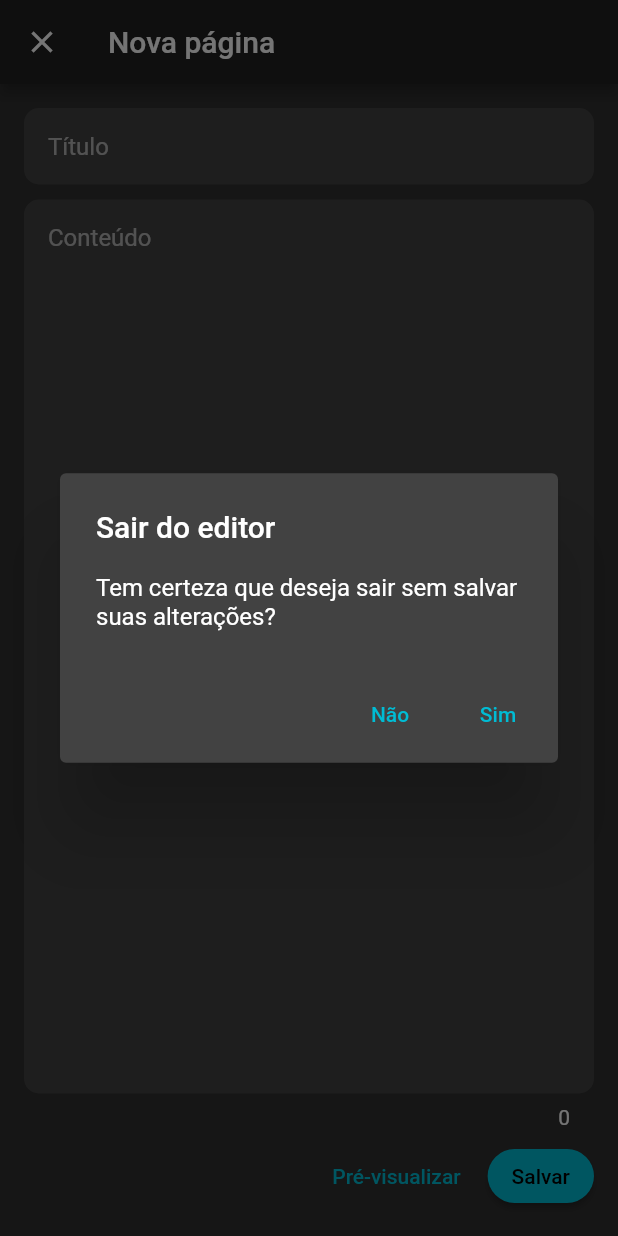
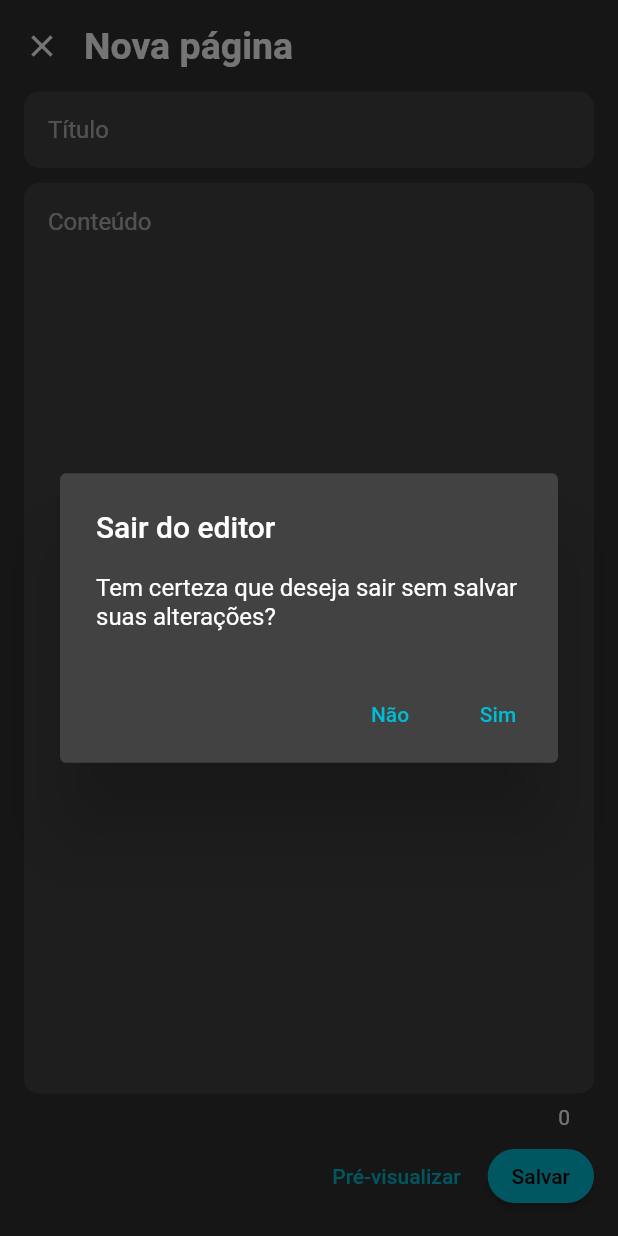
Before and after one commit to diegowinter/Notebook, a Flutter app: the PageComposerScreen screen opened directly with empty values, after a tap on the "close" icon, on a phone screen of 412 x 824 dp. Run offline on Flutter 3.47's test engine with Material 2 defaults, Android fonts, the phone set to English and light mode, and no system bars; our stand-ins replace flutter_markdown, shared_preferences; missing offline and left inert: markdown; accounts and stored records are empty.

Commit message:
change PageComposerScreen to use CustomScaffold

```diff
--- a/lib/screens/page_composer_screen.dart
+++ b/lib/screens/page_composer_screen.dart
@@ -1,4 +1,5 @@
 import 'package:flutter/material.dart';
+import 'package:notebook/widgets/custom_scaffold.dart';
 import 'package:provider/provider.dart';
 
 import '../providers/pages.dart';
@@ -84,16 +85,16 @@ class _PageComposerScreenState extends State<PageComposerScreen> {
 
   @override
   Widget build(BuildContext context) {
-    return Scaffold(
-      appBar: AppBar(
+    return CustomScaffold(
       leading: IconButton(
+        padding: EdgeInsets.zero,
+        constraints: BoxConstraints(),
         icon: Icon(Icons.close),
         onPressed: () async {
           bool confirmation = await Dialogs.confirmationDialog(
             context: context,
             title: 'Sair do editor',
-              content:
-                  'Tem certeza que deseja sair sem salvar suas alterações?',
+            content: 'Tem certeza que deseja sair sem salvar suas alterações?',
           );
           if (confirmation) {
             Navigator.of(context).pop();
@@ -101,10 +102,7 @@ class _PageComposerScreenState extends State<PageComposerScreen> {
         },
         tooltip: 'Fechar editor',
       ),
-        title: Text(
-          widget.mode == Mode.CREATE ? 'Nova página' : 'Editar página',
-        ),
-      ),
+      title: widget.mode == Mode.CREATE ? 'Nova página' : 'Editar página',
       body: _isLoading
           ? Center(
               child: Column(
@@ -120,7 +118,7 @@ class _PageComposerScreenState extends State<PageComposerScreen> {
               ],
             ))
           : Padding(
-              padding: const EdgeInsets.all(16),
+              padding: const EdgeInsets.only(left: 16, right: 16, bottom: 16),
               child: Column(
                 mainAxisSize: MainAxisSize.max,
                 children: [
```
Lines whose indentation alone changed are shown as unchanged.
